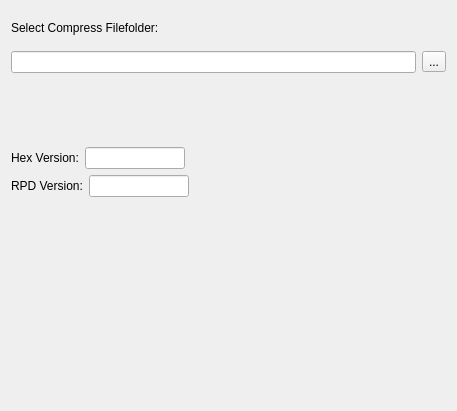
tiangaomingjing/ServoDriveTech, file Libs/AdvUser/advusercompress.ui: the form before one commit.
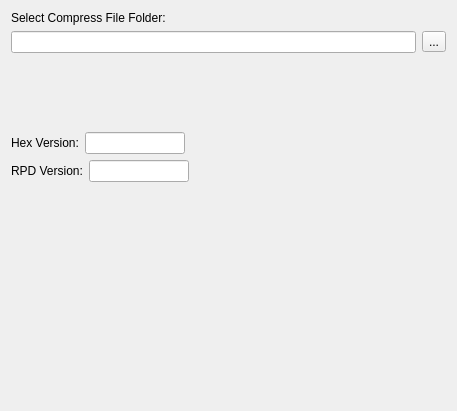
The form after the commit.

Patch:
```diff
--- a/Libs/AdvUser/advusercompress.ui
+++ b/Libs/AdvUser/advusercompress.ui
@@ -13,30 +13,13 @@
   <property name="windowTitle">
    <string>Form</string>
   </property>
-  <layout class="QVBoxLayout" name="verticalLayout" stretch="1,1,2,1,1,6">
-   <item>
-    <layout class="QHBoxLayout" name="horizontalLayout">
+  <layout class="QVBoxLayout" name="verticalLayout" stretch="0,1,2,1,1,6">
      <item>
       <widget class="QLabel" name="label">
        <property name="text">
-        <string>Select Compress Filefolder:</string>
-       </property>
-      </widget>
-     </item>
-     <item>
-      <spacer name="horizontalSpacer_3">
-       <property name="orientation">
-        <enum>Qt::Horizontal</enum>
-       </property>
-       <property name="sizeHint" stdset="0">
-        <size>
-         <width>40</width>
-         <height>20</height>
-        </size>
-       </property>
-      </spacer>
-     </item>
-    </layout>
+      <string>Select Compress File Folder:</string>
+     </property>
+    </widget>
    </item>
    <item>
     <layout class="QHBoxLayout" name="horizontalLayout_2">
```
Lines whose indentation alone changed are shown as unchanged.
